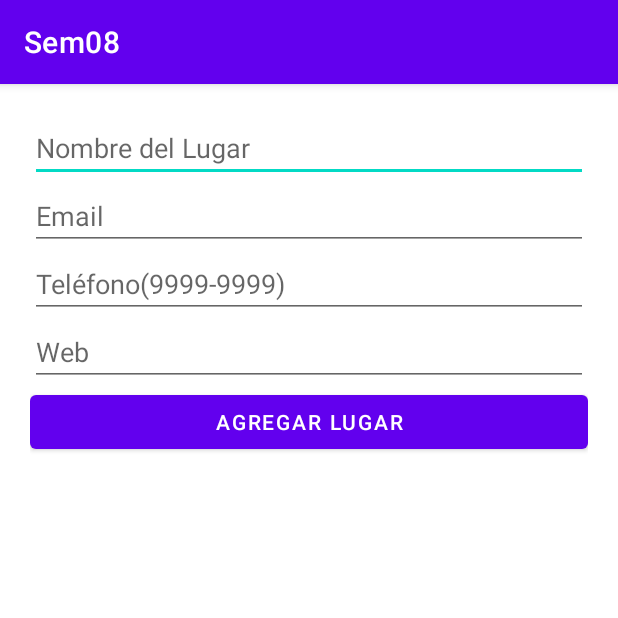
After one commit to djs2109/Sem08, an Android app: the fragment AddLugarFragment shown on its own in the app's theme, on a phone screen of 412 x 824 dp, the top half of it. The commit adds this screen. Run offline under Robolectric (Android 15) with nearby library versions, the phone set to English and light mode, and no system bars; 1 statement that could not run was skipped.

Commit message:
Segundo Commit

```diff
--- a/app/src/main/java/com/example/sem08/Principal.kt
+++ b/app/src/main/java/com/example/sem08/Principal.kt
@@ -29,10 +29,7 @@ class Principal : AppCompatActivity() {
 
         setSupportActionBar(binding.appBarPrincipal.toolbar)
 
-        binding.appBarPrincipal.fab.setOnClickListener { view ->
-            Snackbar.make(view, "Replace with your own action", Snackbar.LENGTH_LONG)
-                .setAction("Action", null).show()
-        }
+
         val drawerLayout: DrawerLayout = binding.drawerLayout
         val navView: NavigationView = binding.navView
         val navController = findNavController(R.id.nav_host_fragment_content_principal)
--- /dev/null
+++ b/app/src/main/java/com/example/sem08/ui/home/AddLugarFragment.kt
@@ -0,0 +1,60 @@
+package com.example.sem08.ui.home
+
+import android.os.Bundle
+import androidx.fragment.app.Fragment
+import android.view.LayoutInflater
+import android.view.View
+import android.view.ViewGroup
+import android.widget.Toast
+import androidx.lifecycle.AndroidViewModel
+import androidx.lifecycle.ViewModelProvider
+import androidx.navigation.fragment.findNavController
+import com.example.sem08.R
+import com.example.sem08.databinding.FragmentAddLugarBinding
+import com.example.sem08.model.Lugar
+import com.example.sem08.viewModel.HomeViewModel
+
+
+class AddLugarFragment : Fragment() {
+
+    private var _binding : FragmentAddLugarBinding? = null
+    private val binding get() = _binding!!
+    private lateinit var homeViewModel: HomeViewModel
+
+
+    override fun onCreateView(
+        inflater: LayoutInflater, container: ViewGroup?,
+        savedInstanceState: Bundle?
+    ): View? {
+        homeViewModel = ViewModelProvider(this).get(homeViewModel::class.java)
+        _binding = FragmentAddLugarBinding.inflate(inflater, container, false)
+
+        binding.btAgregar.setOnClickListener{ agregarLugar() }
+
+        // Inflate the layout for this fragment
+        return binding.root
+    }
+
+    private fun agregarLugar(){
+        val nombre = binding.etNombre.text.toString()
+        val correo = binding.etCorreo.text.toString()
+        val telefono = binding.etTelefono.text.toString()
+        val web = binding.etWeb.text.toString()
+
+        if(nombre.isNotEmpty()){
+            val lugar = Lugar(0,nombre,correo,telefono,web)
+            homeViewModel.guardarLugar(lugar)
+            Toast.makeText(requireContext(),getText(R.string.ms_AddLugar), Toast.LENGTH_LONG).show()
+            findNavController().navigate(R.id.action_addLugarFragment_to_nav_home)
+        }
+        else{
+            Toast.makeText(requireContext(), getText(R.string.ms_FaltaValores), Toast.LENGTH_LONG).show()
+        }
+    }
+
+    override fun onDestroy(){
+        super.onDestroy()
+        _binding = null
+    }
+
+}
--- /dev/null
+++ b/app/src/main/res/drawable/ic_add.xml
@@ -0,0 +1,5 @@
+<vector android:height="24dp" android:tint="#000000"
+    android:viewportHeight="24" android:viewportWidth="24"
+    android:width="24dp" xmlns:android="http://schemas.android.com/apk/res/android">
+    <path android:fillColor="@android:color/white" android:pathData="M19,13h-6v6h-2v-6H5v-2h6V5h2v6h6v2z"/>
+</vector>
--- /dev/null
+++ b/app/src/main/res/layout/fragment_add_lugar.xml
@@ -0,0 +1,47 @@
+<?xml version="1.0" encoding="utf-8"?>
+<LinearLayout xmlns:android="http://schemas.android.com/apk/res/android"
+    xmlns:tools="http://schemas.android.com/tools"
+    android:layout_width="match_parent"
+    android:layout_height="match_parent"
+    android:orientation="vertical"
+    android:padding="20dp"
+    tools:context=".ui.home.AddLugarFragment">
+
+    <EditText
+        android:id="@+id/et_nombre"
+        android:layout_width="match_parent"
+        android:layout_height="wrap_content"
+        android:ems="10"
+        android:hint="@string/NombreLugar"
+        android:inputType="textPersonName" />
+
+    <EditText
+        android:id="@+id/et_correo"
+        android:layout_width="match_parent"
+        android:layout_height="wrap_content"
+        android:ems="10"
+        android:hint="@string/CorreoLugar"
+        android:inputType="textPersonName" />
+
+    <EditText
+        android:id="@+id/et_telefono"
+        android:layout_width="match_parent"
+        android:layout_height="wrap_content"
+        android:ems="10"
+        android:hint="@string/TelefonoLugar"
+        android:inputType="textPersonName" />
+
+    <EditText
+        android:id="@+id/et_web"
+        android:layout_width="match_parent"
+        android:layout_height="wrap_content"
+        android:ems="10"
+        android:hint="@string/WebLugar"
+        android:inputType="textPersonName" />
+
+    <Button
+        android:id="@+id/bt_agregar"
+        android:layout_width="match_parent"
+        android:layout_height="wrap_content"
+        android:text="@string/bt_addLugar" />
+</LinearLayout>
--- a/app/src/main/res/values/strings.xml
+++ b/app/src/main/res/values/strings.xml
@@ -14,4 +14,15 @@
     <string name="menu_home">Inicio</string>
     <string name="menu_gallery">Gallery</string>
     <string name="menu_slideshow">Slideshow</string>
+    <!-- TODO: Remove or change this placeholder text -->
+    <string name="hello_blank_fragment">Hello blank fragment</string>
+
+    <string name="NombreLugar">Nombre del Lugar</string>
+    <string name="CorreoLugar">Email</string>
+    <string name="TelefonoLugar">Teléfono(9999-9999)</string>
+    <string name="WebLugar">Web</string>
+    <string name="bt_addLugar">Agregar Lugar</string>
+
+    <string name="ms_AddLugar">Lugar Agregado</string>
+    <string name="ms_FaltaValores">Faltan Valores</string>
 </resources>
--- a/build.gradle
+++ b/build.gradle
@@ -1,6 +1,8 @@
 buildscript {
     dependencies {
         classpath 'com.google.gms:google-services:4.3.14'
+        //Navegacion entre fragmentos
+        classpath 'androidx.navigation:navigation-safe-args-gradle-plugin:2.5.3'
     }
 }// Top-level build file where you can add configuration options common to all sub-projects/modules.
 plugins {
```
Also changed, not shown: app/build.gradle (+18 -2 lines), app/src/main/java/com/example/sem08/adapter/LugarAdapter.kt (added, +43 -0 lines), app/src/main/java/com/example/sem08/data/LugarDAO.kt (added, +21 -0 lines), app/src/main/java/com/example/sem08/data/LugarDatabase.kt (added, +33 -0 lines), app/src/main/java/com/example/sem08/model/Lugar.kt (added, +22 -0 lines), app/src/main/java/com/example/sem08/repository/LugarRepository.kt (added, +22 -0 lines), app/src/main/java/com/example/sem08/ui/home/HomeFragment.kt (+20 -8 lines), app/src/main/java/com/example/sem08/viewModel/HomeViewModel.kt (+21 -7 lines), app/src/main/res/layout/app_bar_principal.xml (+0 -9 lines), app/src/main/res/layout/fragment_home.xml (+17 -12 lines), app/src/main/res/layout/lugar_fila.xml (added, +60 -0 lines), app/src/main/res/navigation/mobile_navigation.xml (+14 -1 lines).
